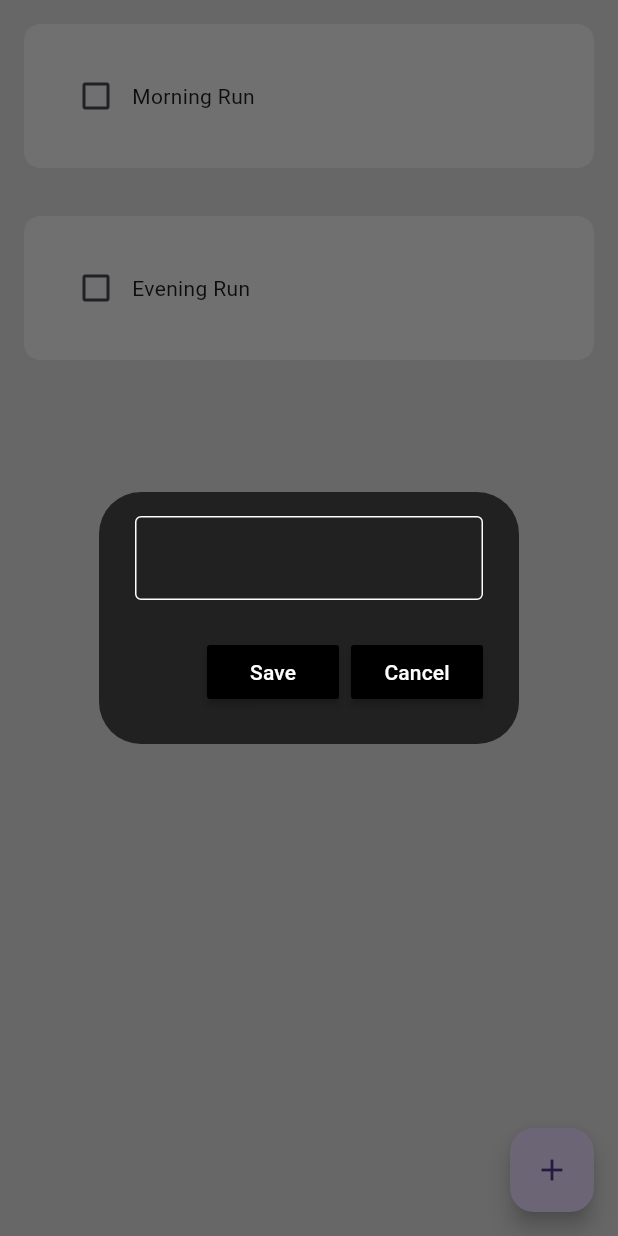
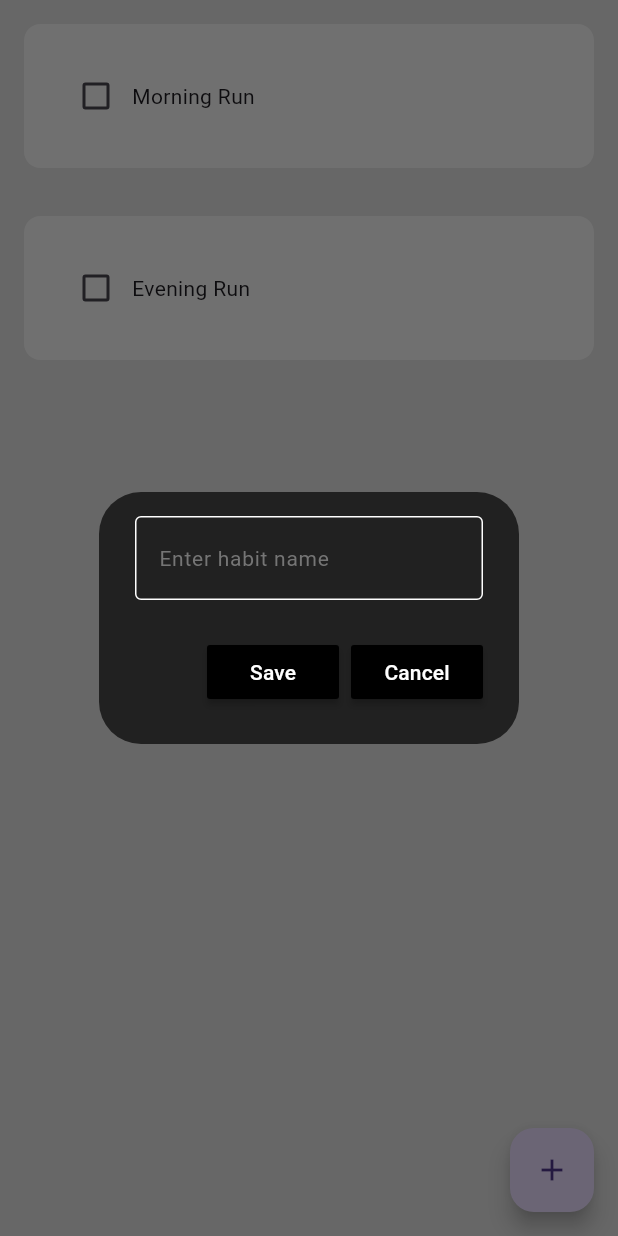
Before and after one commit to DrowLink/habit_tracker, a Flutter app: the screen it shows after launch, after a tap on the "add" icon, on a phone screen of 412 x 824 dp. Run offline on Flutter 3.47's test engine with Material 3 defaults, Android fonts, the phone set to English and light mode, and no system bars; drawn by our look-alikes of flutter_slidable.

```diff
--- a/lib/components/my_alert_box.dart
+++ b/lib/components/my_alert_box.dart
@@ -4,10 +4,16 @@ import 'package:flutter/material.dart';
 
 class MyAlertBox extends StatelessWidget {
   final controller;
+  final String hintText;
   final VoidCallback onSave;
   final VoidCallback onCancel;
 
-  const MyAlertBox({super.key, this.controller, required this.onSave, required this.onCancel});
+  const MyAlertBox(
+      {super.key,
+      this.controller,
+      required this.onSave,
+      required this.onCancel,
+      required this.hintText});
 
   @override
   Widget build(BuildContext context) {
@@ -16,22 +22,29 @@ class MyAlertBox extends StatelessWidget {
       content: TextField(
         controller: controller,
         style: const TextStyle(color: Colors.white),
-        decoration:  const InputDecoration(
-          enabledBorder: OutlineInputBorder(
-            borderSide: BorderSide(color: Colors.white)
-          ),
+        decoration: InputDecoration(
+          hintText: hintText,
+          hintStyle: TextStyle(color: Colors.grey[600], fontSize: 14),
+          enabledBorder:
+              const OutlineInputBorder(borderSide: BorderSide(color: Colors.white)),
         ),
       ),
       actions: [
         MaterialButton(
           onPressed: onSave,
           color: Colors.black,
-          child: const Text("Save", style: TextStyle(color: Colors.white),),
+          child: const Text(
+            "Save",
+            style: TextStyle(color: Colors.white),
+          ),
         ),
         MaterialButton(
           onPressed: onCancel,
           color: Colors.black,
-          child: const Text("Cancel", style: TextStyle(color: Colors.white),),
+          child: const Text(
+            "Cancel",
+            style: TextStyle(color: Colors.white),
+          ),
         ),
       ],
     );
--- a/lib/pages/home_page.dart
+++ b/lib/pages/home_page.dart
@@ -11,13 +11,11 @@ class HomePage extends StatefulWidget {
 }
 
 class _HomePageState extends State<HomePage> {
-
   // data structure for todays list
-  List todaysHabitList = [
+  List<List<dynamic>> todaysHabitList = [
     ["Morning Run", false],
     ["Evening Run", false],
   ];
-
 
   //bool to control habit completed
 
@@ -32,13 +30,17 @@ class _HomePageState extends State<HomePage> {
   final _newHabitNameController = TextEditingController();
   void createNewHabit() {
     // show alert dialog for user to enter the new habit details
-    showDialog(context: context, builder: (context) {
+    showDialog(
+      context: context,
+      builder: (context) {
         return MyAlertBox(
+          hintText: 'Enter habit name',
           controller: _newHabitNameController,
           onSave: saveNewHabit,
           onCancel: cancelDialogBox,
         );
-    },);
+      },
+    );
   }
 
   //save new habit
@@ -53,7 +55,6 @@ class _HomePageState extends State<HomePage> {
     Navigator.of(context).pop();
   }
 
-
   //cancel new habit
   void cancelDialogBox() {
     //clear textfield
@@ -64,13 +65,17 @@ class _HomePageState extends State<HomePage> {
 
   //open habit settings to edit
   void openHabitSettings(int index) {
-    showDialog(context: context, builder: (context) {
+    showDialog(
+      context: context,
+      builder: (context) {
         return MyAlertBox(
+          hintText: 'Enter habit name',
           controller: _newHabitNameController,
           onSave: () => saveExistingHabit(index),
           onCancel: cancelDialogBox,
         );
-    },);
+      },
+    );
   }
 
   // save existing habit with new name
```
Also changed, not shown: pubspec.yaml (+8 -2 lines), pubspec.lock, 1 other file. Lines whose indentation alone changed are shown as unchanged.
